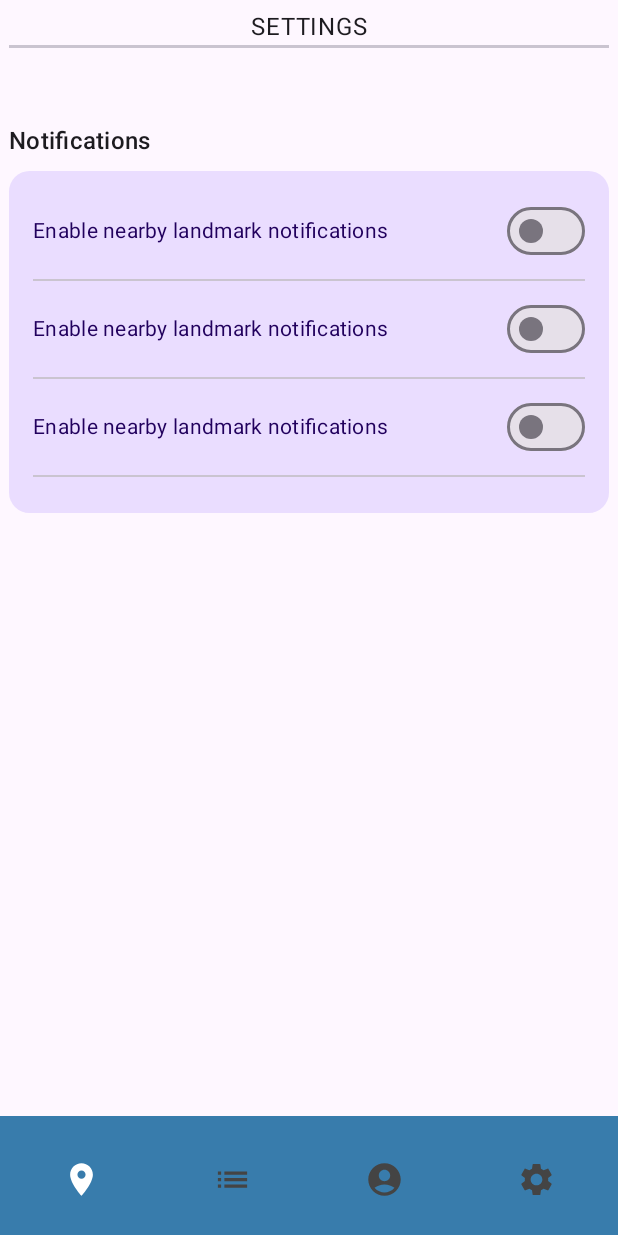
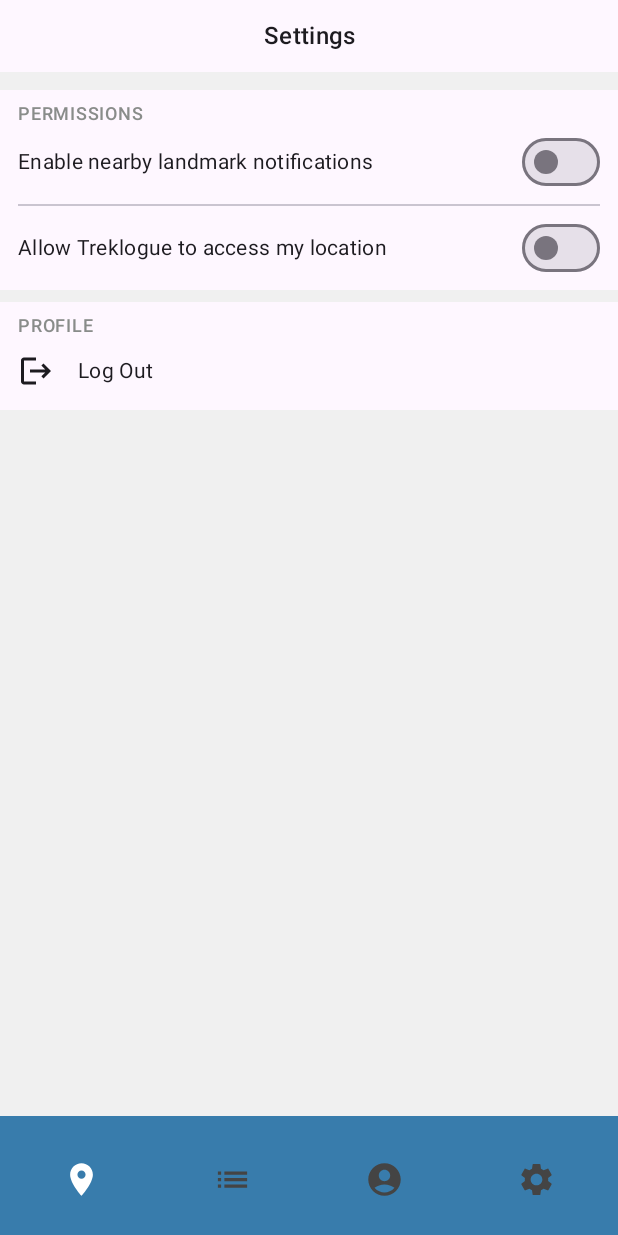
Before and after one commit to mingyuliuu/cs446-group18, an Android app built with Jetpack Compose: the SettingsScreen screen opened through its navigation route, on a phone screen of 412 x 824 dp. Run offline under Robolectric (Android 15) with nearby library versions, the phone set to English and light mode, and no system bars; libraries missing offline, so code that uses them is left out: io.realm.kotlin, org.mongodb.kbson; 16 statements that could not run were skipped.

Commit message:
Move log out to settings; ui refactor

```diff
--- a/app/src/main/java/ca/uwaterloo/treklogue/ui/UserViewModel.kt
+++ b/app/src/main/java/ca/uwaterloo/treklogue/ui/UserViewModel.kt
@@ -23,10 +23,11 @@ sealed class UserEvent {
  * UI representation of a screen state.
  */
 data class UserState(
-    val notificationEnabled: Boolean
+    val notificationEnabled: Boolean,
+    val locationEnabled: Boolean
 ) {
     companion object {
-        val initialState = UserState(notificationEnabled = false)
+        val initialState = UserState(notificationEnabled = false, locationEnabled = false)
     }
 }
 
@@ -48,6 +49,15 @@ class UserViewModel : ViewModel() {
         }
     }
 
+    fun toggleLocationSetting(enabled: Boolean) {
+        // TODO: Should prompt dialog to ask for precise/approximate location again
+        _state.value = state.value.copy(locationEnabled = enabled)
+
+        viewModelScope.launch {
+            _event.emit(UserEvent.Info("Location settings updated"))
+        }
+    }
+
     fun logOut() {
         viewModelScope.launch {
             _event.emit(UserEvent.LogOut)
--- /dev/null
+++ b/app/src/main/java/ca/uwaterloo/treklogue/ui/settings/SettingsActionButton.kt
@@ -0,0 +1,50 @@
+package ca.uwaterloo.treklogue.ui.settings
+
+import androidx.annotation.DrawableRes
+import androidx.annotation.StringRes
+import androidx.compose.foundation.clickable
+import androidx.compose.foundation.layout.Row
+import androidx.compose.foundation.layout.Spacer
+import androidx.compose.foundation.layout.padding
+import androidx.compose.foundation.layout.size
+import androidx.compose.foundation.layout.width
+import androidx.compose.material3.Icon
+import androidx.compose.material3.MaterialTheme
+import androidx.compose.material3.Text
+import androidx.compose.runtime.Composable
+import androidx.compose.ui.Alignment
+import androidx.compose.ui.Modifier
+import androidx.compose.ui.res.painterResource
+import androidx.compose.ui.res.stringResource
+import androidx.compose.ui.text.style.TextAlign
+import androidx.compose.ui.text.style.TextOverflow
+import androidx.compose.ui.unit.dp
+
+@Composable
+fun SettingsActionButton(
+    @StringRes text: Int,
+    @DrawableRes icon: Int,
+    onClick: () -> Unit
+) {
+    Row(
+        verticalAlignment = Alignment.CenterVertically,
+        modifier = Modifier.clickable(onClick = onClick)
+    ) {
+        Icon(
+            painterResource(id = icon),
+            contentDescription = stringResource(id = text),
+            modifier = Modifier
+                .size(24.dp)
+        )
+        Spacer(modifier = Modifier.width(4.dp))
+        Text(
+            text = stringResource(id = text),
+            style = MaterialTheme.typography.bodyMedium,
+            modifier = Modifier
+                .padding(12.dp)
+                .weight(1.0F),
+            textAlign = TextAlign.Start,
+            overflow = TextOverflow.Ellipsis,
+        )
+    }
+}
--- a/app/src/main/java/ca/uwaterloo/treklogue/ui/settings/SettingsGroup.kt
+++ b/app/src/main/java/ca/uwaterloo/treklogue/ui/settings/SettingsGroup.kt
@@ -1,8 +1,10 @@
 package ca.uwaterloo.treklogue.ui.settings
 
 import androidx.annotation.StringRes
-import androidx.compose.foundation.layout.*
-import androidx.compose.foundation.shape.RoundedCornerShape
+import androidx.compose.foundation.layout.Column
+import androidx.compose.foundation.layout.ColumnScope
+import androidx.compose.foundation.layout.fillMaxWidth
+import androidx.compose.foundation.layout.padding
 import androidx.compose.material3.Divider
 import androidx.compose.material3.MaterialTheme
 import androidx.compose.material3.Surface
@@ -11,30 +13,33 @@ import androidx.compose.runtime.Composable
 import androidx.compose.ui.Modifier
 import androidx.compose.ui.res.stringResource
 import androidx.compose.ui.unit.dp
+import ca.uwaterloo.treklogue.ui.theme.Gray600
 
 @Composable
 fun SettingsGroup(
     @StringRes name: Int,
     content: List<@Composable (ColumnScope.() -> Unit)>
 ) {
-    Column(modifier = Modifier.padding(bottom = 8.dp)) {
-        Text(
-            stringResource(id = name),
-            style = MaterialTheme.typography.titleMedium
-        )
-        Spacer(modifier = Modifier.height(8.dp))
-        Surface(
-            color = MaterialTheme.colorScheme.primaryContainer,
-            modifier = Modifier.fillMaxWidth(),
-            shape = RoundedCornerShape(6),
+    Surface(
+        color = MaterialTheme.colorScheme.surface,
+        modifier = Modifier
+            .fillMaxWidth()
+            .padding(bottom = 8.dp)
+    ) {
+        Column(
+            modifier = Modifier
+                .padding(12.dp, 4.dp)
         ) {
-            Column(
-                modifier = Modifier.padding(16.dp),
-            ) {
-                content.forEach() {
-                    it()
-                    Divider(modifier = Modifier.padding(vertical = 8.dp))
-                }
+            Text(
+                stringResource(id = name).uppercase(),
+                style = MaterialTheme.typography.labelMedium,
+                color = Gray600,
+                modifier = Modifier.padding(top = 4.dp)
+            )
+
+            content.forEachIndexed { idx, item ->
+                item()
+                if (idx < content.size - 1) Divider(modifier = Modifier.padding(vertical = 4.dp))
             }
         }
     }
--- a/app/src/main/java/ca/uwaterloo/treklogue/ui/settings/SettingsScreen.kt
+++ b/app/src/main/java/ca/uwaterloo/treklogue/ui/settings/SettingsScreen.kt
@@ -1,18 +1,29 @@
 package ca.uwaterloo.treklogue.ui.settings
 
+import androidx.compose.foundation.background
+import androidx.compose.foundation.layout.Arrangement
 import androidx.compose.foundation.layout.Column
+import androidx.compose.foundation.layout.fillMaxWidth
 import androidx.compose.foundation.layout.padding
-import androidx.compose.material3.Divider
+import androidx.compose.material3.MaterialTheme
+import androidx.compose.material3.Surface
 import androidx.compose.material3.Text
 import androidx.compose.runtime.Composable
 import androidx.compose.runtime.getValue
 import androidx.compose.runtime.mutableStateOf
 import androidx.compose.runtime.remember
-import androidx.compose.ui.Alignment
 import androidx.compose.ui.Modifier
+import androidx.compose.ui.res.stringResource
+import androidx.compose.ui.text.style.TextAlign
 import androidx.compose.ui.unit.dp
 import ca.uwaterloo.treklogue.R
+import ca.uwaterloo.treklogue.app
+import ca.uwaterloo.treklogue.ui.UserEvent
 import ca.uwaterloo.treklogue.ui.UserViewModel
+import ca.uwaterloo.treklogue.ui.theme.Gray100
+import kotlinx.coroutines.CoroutineScope
+import kotlinx.coroutines.Dispatchers
+import kotlinx.coroutines.launch
 
 /**
  * Composable for the settings screen
@@ -25,22 +36,27 @@ fun SettingsScreen(
     val viewModel by remember { mutableStateOf(userViewModel) }
 
     Column(
-        modifier = modifier.padding(6.dp),
-        horizontalAlignment = Alignment.CenterHorizontally
+        modifier = modifier.background(color = Gray100),
+        verticalArrangement = Arrangement.spacedBy(12.dp)
     ) {
+        // Tab Title
         // TODO: move title to topbar
-        Text("SETTINGS")
-        Divider(
-            thickness = 2.dp,
-            modifier = Modifier.padding(bottom = 50.dp)
-        )
+        Surface(
+            color = MaterialTheme.colorScheme.surface,
+            modifier = Modifier.fillMaxWidth(),
+        ) {
+            Text(
+                text = stringResource(id = R.string.settings_name),
+                style = MaterialTheme.typography.titleMedium,
+                modifier = Modifier.padding(0.dp, 12.dp),
+                textAlign = TextAlign.Center
+            )
+        }
+
+        // Settings Content
         Column {
-//            SettingsGroup(name = R.string.settings_group_profile) {
-//            }
             SettingsGroup(
-                name = R.string.settings_group_notifications,
-                // unfortunately can't do { } notation bc of list
-                // copy paste to showcase multiple settings in group
+                name = R.string.settings_group_permissions,
                 content =
                 listOf(
                     {
@@ -53,22 +69,34 @@ fun SettingsScreen(
                     },
                     {
                         SettingsToggle(
-                            name = R.string.settings_toggle_notifications,
-                            state = viewModel.state.value.notificationEnabled
+                            name = R.string.settings_toggle_location,
+                            state = viewModel.state.value.locationEnabled
                         ) {
-                            viewModel.toggleNotificationSetting(it)
-                        }
-                    },
-                    {
-                        SettingsToggle(
-                            name = R.string.settings_toggle_notifications,
-                            state = viewModel.state.value.notificationEnabled
-                        ) {
-                            viewModel.toggleNotificationSetting(it)
+                            viewModel.toggleLocationSetting(it)
                         }
                     },
                 )
             )
+            SettingsGroup(
+                name = R.string.settings_group_profile,
+                content =
+                listOf {
+                    SettingsActionButton(
+                        text = R.string.log_out,
+                        icon = R.drawable.ic_baseline_logout_24_white,
+                    ) {
+                        CoroutineScope(Dispatchers.IO).launch {
+                            runCatching {
+                                app.currentUser?.logOut()
+                            }.onSuccess {
+                                userViewModel.logOut()
+                            }.onFailure {
+                                userViewModel.error(UserEvent.Error("Log out failed", it))
+                            }
+                        }
+                    }
+                }
+            )
         }
     }
 }
--- a/app/src/main/java/ca/uwaterloo/treklogue/ui/theme/Color.kt
+++ b/app/src/main/java/ca/uwaterloo/treklogue/ui/theme/Color.kt
@@ -8,3 +8,5 @@ val Purple700 = Color(0xFF3700B3)
 val Teal200 = Color(0xFF03DAC5)
 val Blue = Color(0xFF387CAC)
 val BtnBlue = Color(0xFF668D9D)
+val Gray100 = Color(0xFFF0F0F0)
+val Gray600 = Color(0xFF898C8A)
--- a/app/src/main/res/values/strings.xml
+++ b/app/src/main/res/values/strings.xml
@@ -18,8 +18,9 @@
     <string name="account_clarification">Please log in or register with a Device Sync user account. This is separate from your Atlas Cloud login.</string>
     <string name="settings_name">Settings</string>
     <string name="settings_group_profile">Profile</string>
-    <string name="settings_group_notifications">Notifications</string>
+    <string name="settings_group_permissions">Permissions</string>
     <string name="settings_toggle_notifications">Enable nearby landmark notifications</string>
+    <string name="settings_toggle_location">Allow Treklogue to access my location</string>
 
     <!-- Strings related to list view -->
     <string name="details">Details</string>
```
Also changed, not shown: app/src/main/java/ca/uwaterloo/treklogue/ui/profile/ProfileScreen.kt (+1 -78 lines).
